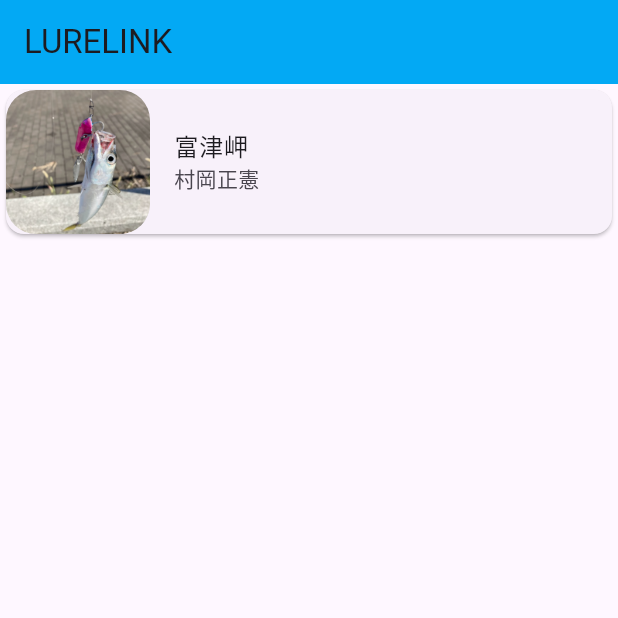
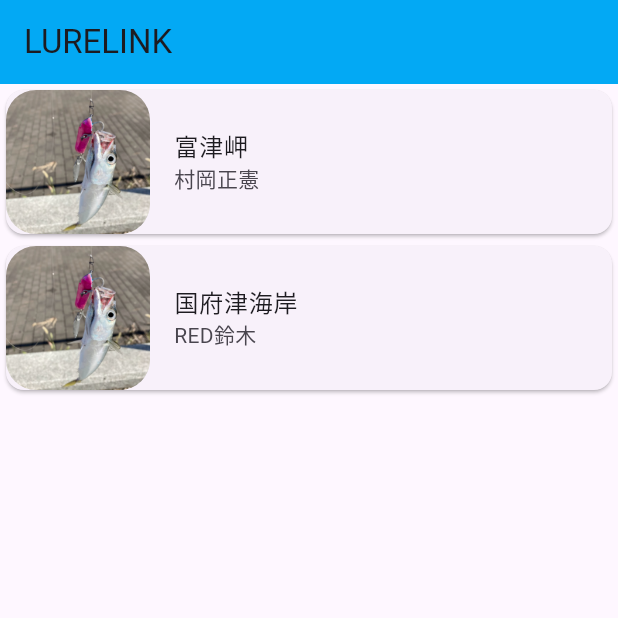
Before and after one commit to Kota049/lure_link, a Flutter app: the screen it shows after launch, on a phone screen of 412 x 824 dp, the top half of it. Run offline on Flutter 3.47's test engine with Material 2 defaults, Android fonts, the light colour scheme and no system bars.

Commit message:
add card widget

```diff
--- a/lure_link_flutter/lib/main.dart
+++ b/lure_link_flutter/lib/main.dart
@@ -37,17 +37,31 @@
       home: Scaffold(
         appBar: AppBar(
             backgroundColor: Colors.lightBlue, title: const Text("LURELINK")),
-        body: const RecruitmentList(title: '富津岬', user: "村岡正憲"),
+        body: const RecruitmentList(),
       ),
     );
   }
 }
 
 class RecruitmentList extends StatelessWidget {
+  const RecruitmentList({super.key});
+
+  @override
+  Widget build(BuildContext context) {
+    return const Column(
+      children: [
+        RecruitmentCard(title: '富津岬', user: '村岡正憲'),
+        RecruitmentCard(title: '国府津海岸', user: 'RED鈴木')
+      ],
+    );
+  }
+}
+
+class RecruitmentCard extends StatelessWidget {
   final String title;
   final String user;
 
-  const RecruitmentList({super.key, required this.title, required this.user});
+  const RecruitmentCard({super.key, required this.title, required this.user});
 
   @override
   Widget build(BuildContext context) {
```
